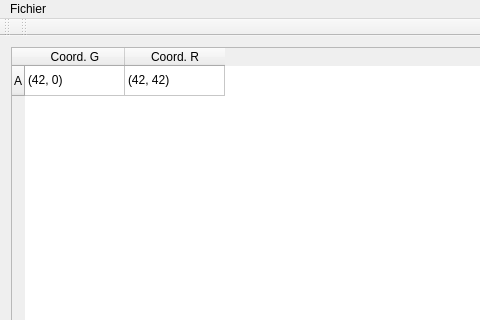
clemux/Stereovision, file GUI/mainwindow.ui: the form before one commit; both pictures show x 0 to 480 and y 0 to 320 of the 844 by 574 pixel window.
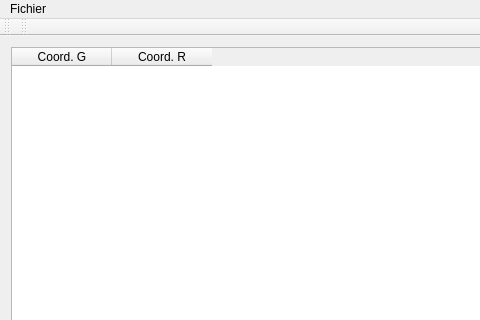
The form after the commit.

Diff of the .ui file:
```diff
--- a/GUI/mainwindow.ui
+++ b/GUI/mainwindow.ui
@@ -26,11 +26,6 @@
      <layout class="QVBoxLayout" name="verticalLayout">
       <item>
        <widget class="QTableWidget" name="tableWidget">
-        <row>
-         <property name="text">
-          <string>A</string>
-         </property>
-        </row>
         <column>
          <property name="text">
           <string>Coord. G</string>
@@ -41,16 +36,6 @@
           <string>Coord. R</string>
          </property>
         </column>
-        <item row="0" column="0">
-         <property name="text">
-          <string>(42, 0)</string>
-         </property>
-        </item>
-        <item row="0" column="1">
-         <property name="text">
-          <string>(42, 42)</string>
-         </property>
-        </item>
        </widget>
       </item>
       <item>
```
Left out of the diff: 2 changed lines with no effect on the pictures.
